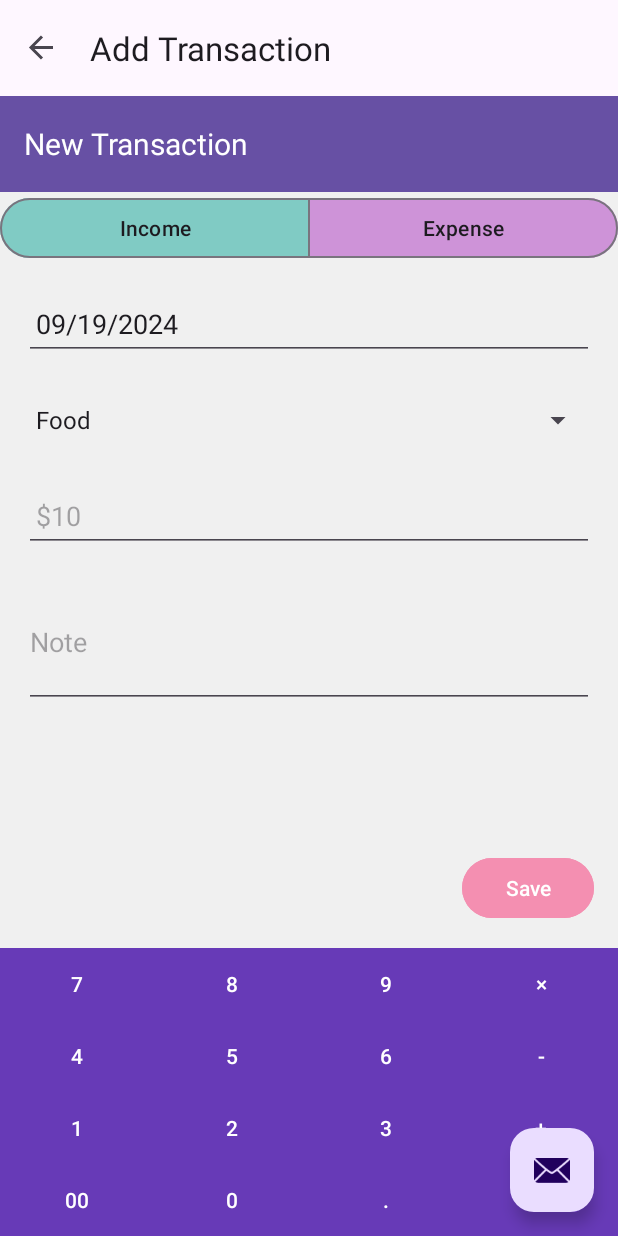
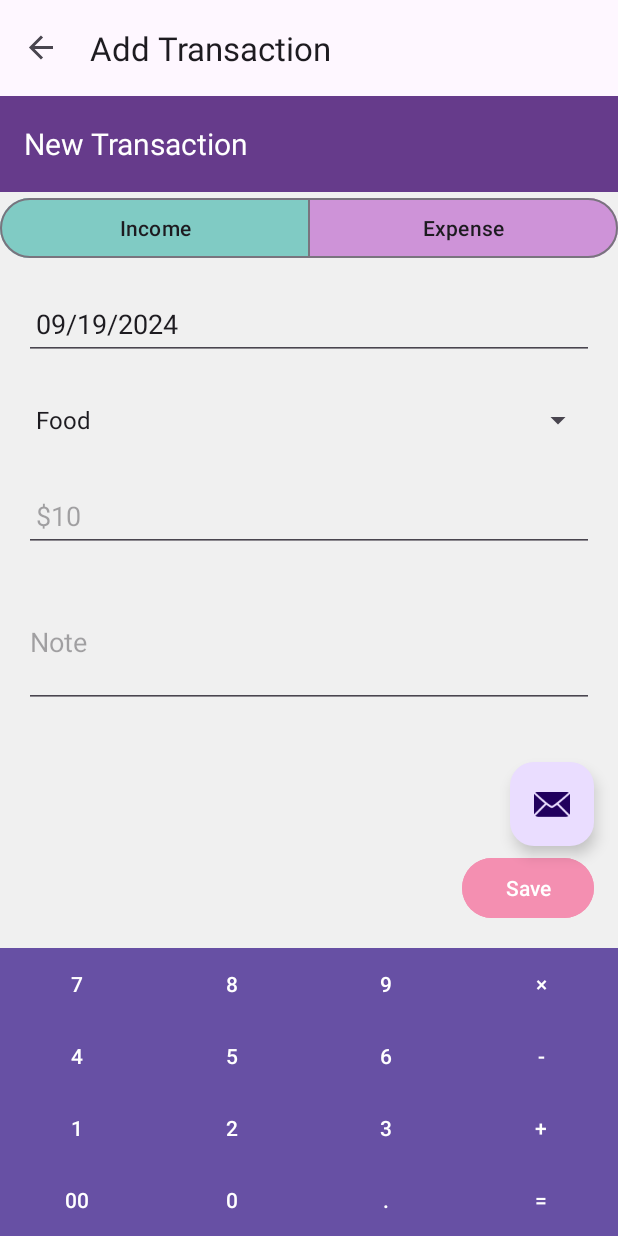
Before and after one commit to Harold107/star-vault, an Android app: the AddTransactionFragment screen opened through its navigation route, on a phone screen of 412 x 824 dp. Run offline under Robolectric (Android 15) with nearby library versions, the phone set to English and light mode, and no system bars; our stand-ins replace Room's generated code, navigation-ui.

Commit message:
Changes made

```diff
--- a/app/src/main/java/com/example/galacticore/AddTransactionFragment.java
+++ b/app/src/main/java/com/example/galacticore/AddTransactionFragment.java
@@ -1,5 +1,6 @@
 package com.example.galacticore;
 
+import android.annotation.SuppressLint;
 import android.os.Bundle;
 import android.view.LayoutInflater;
 import android.view.View;
@@ -40,10 +41,17 @@ public class AddTransactionFragment extends Fragment {
         setupDateInput();
     }
 
+    @SuppressLint("ResourceType")
     private void setupToggleGroup() {
         binding.toggleGroup.addOnButtonCheckedListener((group, checkedId, isChecked) -> {
             if (isChecked) {
-
+                // Handle Income selection
+               // if (checkedId == R.id.btnIncome)
+                 //   binding.btnDot.setBackgroundResource(getResources().getColor(R.color.gradient_2_purple));
+              //  else if (checkedId == R.id.btnExpense) {
+                    // Handle Expense selection
+                   // binding.btnDot.setBackgroundColor(getResources().getColor(R.color.gradient_2_purple));
+              //  }
             }
         });
     }
@@ -174,4 +182,5 @@ public class AddTransactionFragment extends Fragment {
         super.onDestroyView();
         binding = null;
     }
+
 }
--- a/app/src/main/java/com/example/galacticore/FirstFragment.java
+++ b/app/src/main/java/com/example/galacticore/FirstFragment.java
@@ -20,7 +20,7 @@ public class FirstFragment extends Fragment {
 
     public void onViewCreated(@NonNull View view, Bundle savedInstanceState) {
         super.onViewCreated(view, savedInstanceState);
-        // You can add any initialization code here
+
     }
 
     @Override
--- a/app/src/main/res/layout/activity_main.xml
+++ b/app/src/main/res/layout/activity_main.xml
@@ -26,10 +26,10 @@
     <com.google.android.material.floatingactionbutton.FloatingActionButton
             android:id="@+id/fab"
             android:layout_width="wrap_content"
-            android:layout_height="wrap_content"
+            android:layout_height="180dp"
             android:layout_gravity="bottom|end"
             android:layout_marginEnd="@dimen/fab_margin"
-            android:layout_marginBottom="16dp"
+            android:layout_marginBottom="260dp"
             app:srcCompat="@android:drawable/ic_dialog_email"/>
 
 </androidx.coordinatorlayout.widget.CoordinatorLayout>
--- a/app/src/main/res/layout/fragment_add_transaction.xml
+++ b/app/src/main/res/layout/fragment_add_transaction.xml
@@ -5,14 +5,16 @@
                                                    android:layout_width="match_parent"
                                                    android:layout_height="match_parent"
                                                    android:background="#F0F0F0"
-                                                   tools:context=".AddTransactionFragment">
+                                                   tools:context=".AddTransactionFragment"
+                                                   tools:layout_editor_absoluteY="0dp"
+                                                   tools:layout_editor_absoluteX="0dp">
 
     <!-- Toolbar -->
     <androidx.appcompat.widget.Toolbar
             android:id="@+id/toolbar"
             android:layout_width="match_parent"
             android:layout_height="?attr/actionBarSize"
-            android:background="?attr/colorPrimary"
+            android:background="@color/gradient_1_purple"
             app:layout_constraintTop_toTopOf="parent">
 
         <TextView
@@ -20,7 +22,7 @@
                 android:layout_height="wrap_content"
                 android:text="@string/new_transaction"
                 android:textColor="@android:color/white"
-                android:textSize="20sp" />
+                android:textSize="20sp"/>
 
     </androidx.appcompat.widget.Toolbar>
 
@@ -39,7 +41,7 @@
                 android:layout_height="wrap_content"
                 android:layout_weight="1"
                 android:text="@string/income"
-                android:backgroundTint="#80CBC4" />
+                android:backgroundTint="#80CBC4"/>
 
         <Button
                 android:id="@+id/btnExpense"
@@ -48,7 +50,7 @@
                 android:layout_height="wrap_content"
                 android:layout_weight="1"
                 android:text="@string/expense"
-                android:backgroundTint="#CE93D8" />
+                android:backgroundTint="#CE93D8"/>
 
     </com.google.android.material.button.MaterialButtonToggleGroup>
 
@@ -63,7 +65,7 @@
             android:minHeight="48dp"
             android:paddingStart="8dp"
             android:paddingEnd="8dp"
-            app:layout_constraintTop_toBottomOf="@id/toggleGroup" />
+            app:layout_constraintTop_toBottomOf="@id/toggleGroup"/>
 
     <!-- Category Spinner -->
     <Spinner
@@ -72,7 +74,7 @@
             android:layout_height="wrap_content"
             android:layout_margin="16dp"
             android:minHeight="48dp"
-            app:layout_constraintTop_toBottomOf="@id/editTextDate" />
+            app:layout_constraintTop_toBottomOf="@id/editTextDate"/>
 
     <!-- Amount Input -->
     <EditText
@@ -85,7 +87,7 @@
             android:minHeight="48dp"
             android:paddingStart="8dp"
             android:paddingEnd="8dp"
-            app:layout_constraintTop_toBottomOf="@id/spinnerCategory" />
+            app:layout_constraintTop_toBottomOf="@id/spinnerCategory"/>
     <!-- Note Input -->
     <EditText
             android:id="@+id/editTextNote"
@@ -95,7 +97,7 @@
             android:hint="Note"
             android:inputType="textMultiLine"
             android:minLines="3"
-            app:layout_constraintTop_toBottomOf="@id/editTextAmount" />
+            app:layout_constraintTop_toBottomOf="@id/editTextAmount"/>
 
     <!-- Save Button -->
     <Button
@@ -106,7 +108,7 @@
             android:text="Save"
             android:backgroundTint="#F48FB1"
             app:layout_constraintBottom_toTopOf="@id/calculatorLayout"
-            app:layout_constraintEnd_toEndOf="parent" />
+            app:layout_constraintEnd_toEndOf="parent"/>
 
     <!-- Calculator Layout -->
 
@@ -126,7 +128,8 @@
                 android:layout_columnWeight="1"
                 android:text="7"
                 android:textColor="@android:color/white"
-                android:background="?android:attr/selectableItemBackground" />
+                android:background="@color/gradient_2_purple" tools:layout_editor_absoluteY="539dp"
+                tools:layout_editor_absoluteX="0dp"/>
 
         <Button
                 android:id="@+id/btn8"
@@ -135,8 +138,8 @@
                 android:layout_columnWeight="1"
                 android:text="8"
                 android:textColor="@android:color/white"
-                android:background="?android:attr/selectableItemBackground" android:layout_row="0"
-                android:layout_column="1"/>
+                android:background="@color/gradient_2_purple" android:layout_row="0"
+                android:layout_column="1" tools:layout_editor_absoluteY="539dp" tools:layout_editor_absoluteX="103dp"/>
         <Button
                 android:id="@+id/btn9"
                 android:layout_width="0dp"
@@ -144,7 +147,8 @@
                 android:layout_columnWeight="1"
                 android:text="9"
                 android:textColor="@android:color/white"
-                android:background="?android:attr/selectableItemBackground" />
+                android:background="@color/gradient_2_purple" tools:layout_editor_absoluteY="539dp"
+                tools:layout_editor_absoluteX="206dp"/>
 
         <Button
                 android:id="@+id/btnMultiply"
@@ -153,7 +157,8 @@
                 android:layout_columnWeight="1"
                 android:text="×"
                 android:textColor="@android:color/white"
-                android:background="?android:attr/selectableItemBackground" />
+                android:background="@color/gradient_2_purple" tools:layout_editor_absoluteY="539dp"
+                tools:layout_editor_absoluteX="309dp"/>
 
         <Button
                 android:id="@+id/btn4"
@@ -162,7 +167,8 @@
                 android:layout_columnWeight="1"
                 android:text="4"
                 android:textColor="@android:color/white"
-                android:background="?android:attr/selectableItemBackground" />
+                android:background="@color/gradient_2_purple" tools:layout_editor_absoluteY="587dp"
+                tools:layout_editor_absoluteX="0dp"/>
 
         <Button
                 android:id="@+id/btn5"
@@ -171,7 +177,8 @@
                 android:layout_columnWeight="1"
                 android:text="5"
                 android:textColor="@android:color/white"
-                android:background="?android:attr/selectableItemBackground" />
+                android:background="@color/gradient_2_purple" tools:layout_editor_absoluteY="587dp"
+                tools:layout_editor_absoluteX="103dp"/>
 
         <Button
                 android:id="@+id/btn6"
@@ -180,7 +187,8 @@
                 android:layout_columnWeight="1"
                 android:text="6"
                 android:textColor="@android:color/white"
-                android:background="?android:attr/selectableItemBackground" />
+                android:background="@color/gradient_2_purple" tools:layout_editor_absoluteY="587dp"
+                tools:layout_editor_absoluteX="206dp"/>
 
         <Button
                 android:id="@+id/btnMinus"
@@ -189,7 +197,8 @@
                 android:layout_columnWeight="1"
                 android:text="-"
                 android:textColor="@android:color/white"
-                android:background="?android:attr/selectableItemBackground" />
+                android:background="@color/gradient_2_purple" tools:layout_editor_absoluteY="587dp"
+                tools:layout_editor_absoluteX="309dp"/>
 
         <Button
                 android:id="@+id/btn1"
@@ -198,7 +207,8 @@
                 android:layout_columnWeight="1"
                 android:text="1"
                 android:textColor="@android:color/white"
-                android:background="?android:attr/selectableItemBackground" />
+                android:background="@color/gradient_2_purple" tools:layout_editor_absoluteY="635dp"
+                tools:layout_editor_absoluteX="0dp"/>
 
         <Button
                 android:id="@+id/btn2"
@@ -207,7 +217,8 @@
                 android:layout_columnWeight="1"
                 android:text="2"
                 android:textColor="@android:color/white"
-                android:background="?android:attr/selectableItemBackground" />
+                android:background="@color/gradient_2_purple" tools:layout_editor_absoluteY="635dp"
+                tools:layout_editor_absoluteX="103dp"/>
 
         <Button
                 android:id="@+id/btn3"
@@ -216,7 +227,8 @@
                 android:layout_columnWeight="1"
                 android:text="3"
                 android:textColor="@android:color/white"
-                android:background="?android:attr/selectableItemBackground" />
+                android:background="@color/gradient_2_purple" tools:layout_editor_absoluteY="635dp"
+                tools:layout_editor_absoluteX="206dp"/>
 
         <Button
                 android:id="@+id/btnPlus"
@@ -225,7 +237,8 @@
                 android:layout_columnWeight="1"
                 android:text="+"
                 android:textColor="@android:color/white"
-                android:background="?android:attr/selectableItemBackground" />
+                android:background="@color/gradient_2_purple" tools:layout_editor_absoluteY="635dp"
+                tools:layout_editor_absoluteX="309dp"/>
 
         <Button
                 android:id="@+id/btnDoubleZero"
@@ -234,7 +247,8 @@
                 android:layout_columnWeight="1"
                 android:text="00"
                 android:textColor="@android:color/white"
-                android:background="?android:attr/selectableItemBackground" />
+                android:background="@color/gradient_2_purple" tools:layout_editor_absoluteY="683dp"
+                tools:layout_editor_absoluteX="0dp"/>
 
         <Button
                 android:id="@+id/btn0"
@@ -243,7 +257,8 @@
                 android:layout_columnWeight="1"
                 android:text="0"
                 android:textColor="@android:color/white"
-                android:background="?android:attr/selectableItemBackground" />
+                android:background="@color/gradient_2_purple" tools:layout_editor_absoluteY="683dp"
+                tools:layout_editor_absoluteX="103dp"/>
 
         <Button
                 android:id="@+id/btnDot"
@@ -252,7 +267,8 @@
                 android:layout_columnWeight="1"
                 android:text="."
                 android:textColor="@android:color/white"
-                android:background="?android:attr/selectableItemBackground" />
+                android:background="@color/gradient_2_purple" tools:layout_editor_absoluteY="683dp"
+                tools:layout_editor_absoluteX="206dp"/>
 
         <Button
                 android:id="@+id/btnEquals"
@@ -261,7 +277,8 @@
                 android:layout_columnWeight="1"
                 android:text="="
                 android:textColor="@android:color/white"
-                android:background="?android:attr/selectableItemBackground" />
+                android:background="@color/gradient_2_purple" tools:layout_editor_absoluteY="683dp"
+                tools:layout_editor_absoluteX="309dp"/>
 
     </GridLayout>
 
--- a/app/src/main/res/values/colors.xml
+++ b/app/src/main/res/values/colors.xml
@@ -2,4 +2,6 @@
 <resources>
     <color name="black">#FF000000</color>
     <color name="white">#FFFFFFFF</color>
+    <color name="gradient_1_purple">#663B8B</color>
+    <color name="gradient_2_purple">#221734</color>
 </resources>
```
